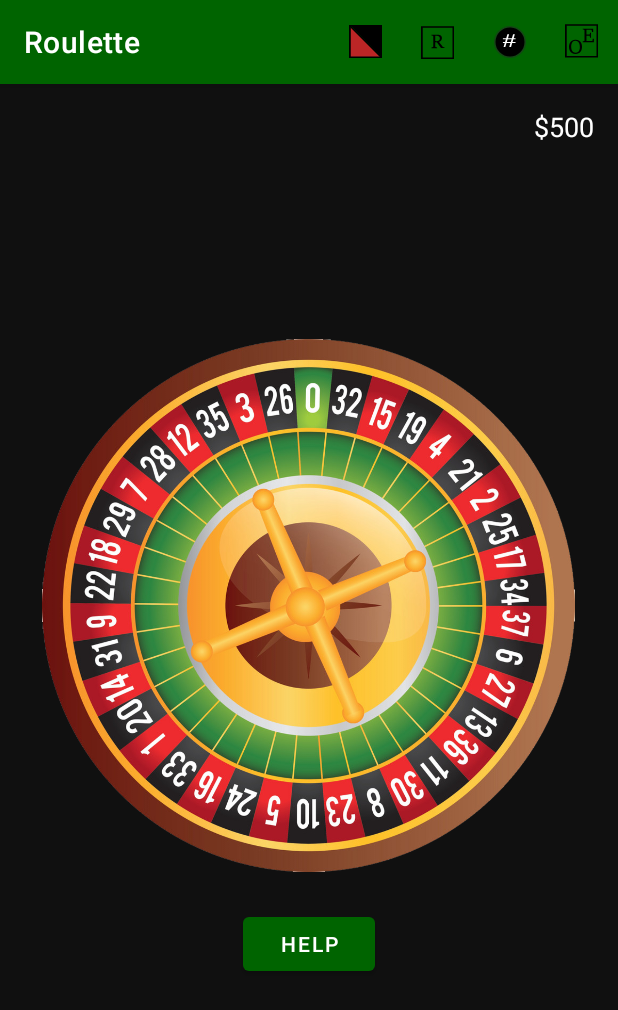
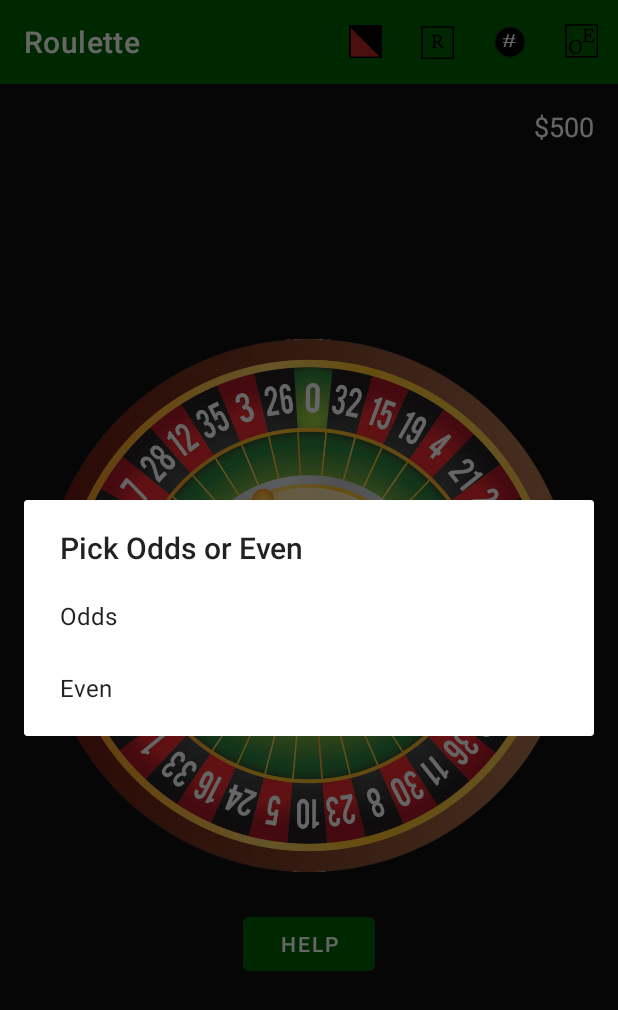
Before and after one commit to Israel-Jauregui/RouletteApp, an Android app: the screen it shows after launch (MainActivity), after a tap on "Odd / Even", on a phone screen of 412 x 824 dp. Shown: the top 1010 px of the screen. Run offline under Robolectric (Android 15) with nearby library versions, the light colour scheme and no system bars.

Commit message:
Added Odds Even Dialog, no logic yet

```diff
--- a/app/src/main/java/com/zybooks/roulette/MainActivity.java
+++ b/app/src/main/java/com/zybooks/roulette/MainActivity.java
@@ -22,7 +22,7 @@ import android.view.Window;
 import androidx.core.view.WindowCompat;
 import android.content.SharedPreferences;
 
-public class MainActivity extends AppCompatActivity {
+public class MainActivity extends AppCompatActivity implements OddsEvenDialogFragment.OnOddsEvenSelectedListener {
 
     private User user;
     private RouletteWheel rouletteWheel;
@@ -85,9 +85,23 @@ public class MainActivity extends AppCompatActivity {
             return true;
         } else if (id == R.id.action_odd_even) {
             Toast.makeText(this, "Odd / Even selected", Toast.LENGTH_SHORT).show();
+            OddsEvenDialogFragment dialog = new OddsEvenDialogFragment();
+            dialog.show(getSupportFragmentManager(), "oddsEvenDialog");
+
+
             return true;
         }
 
         return super.onOptionsItemSelected(item);
     }
+    @Override
+    public void onOddsEvenClick(int which)
+    {
+
+
+
+
+    }
+
+
 }
--- a/app/src/main/java/com/zybooks/roulette/OddsEvenDialogFragment.java
+++ b/app/src/main/java/com/zybooks/roulette/OddsEvenDialogFragment.java
@@ -10,7 +10,7 @@ import androidx.fragment.app.DialogFragment;
 
 public class OddsEvenDialogFragment extends DialogFragment
 {
-     int[] test = {1,2};
+
     public interface OnOddsEvenSelectedListener{
     void onOddsEvenClick(int which);
 
@@ -25,13 +25,32 @@ public class OddsEvenDialogFragment extends DialogFragment
     public Dialog onCreateDialog(@Nullable Bundle savedInstanceState)
     {
     AlertDialog.Builder builder = new AlertDialog.Builder(requireActivity());
-    builder.setTitle("Odds Even"); //FIX THIS LATER NOT GOOD PRACTICE
+    builder.setTitle(R.string.oddsEvensPick);
+    builder.setItems(
+            R.array.oddsEven_array, (dialog, which) ->
+            {
+                mListener.onOddsEvenClick(which);
+
+            }
 
 
+
+    );
+
+
+    return builder.create();
+    }
+
+    @Override
+    public void onAttach(@NonNull Context context)
+    {
+        super.onAttach(context);
+        mListener = (OnOddsEvenSelectedListener) context;
 
 
     }
 
 
 
+
 }
```
Also changed, not shown: app/src/main/res/values/strings.xml (+11 -0 lines).
